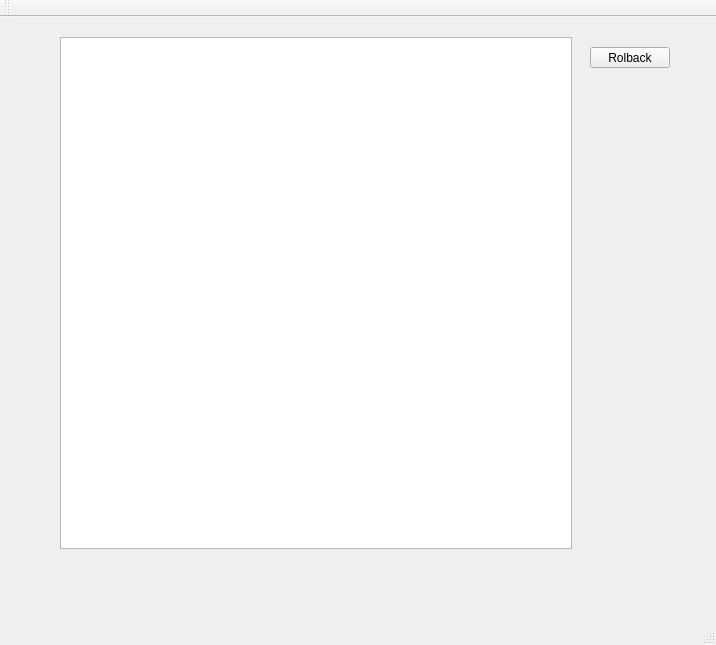
Qt form source/widgets/mainwindow.ui (KonstantinMoiseew/Chess) before a commit.
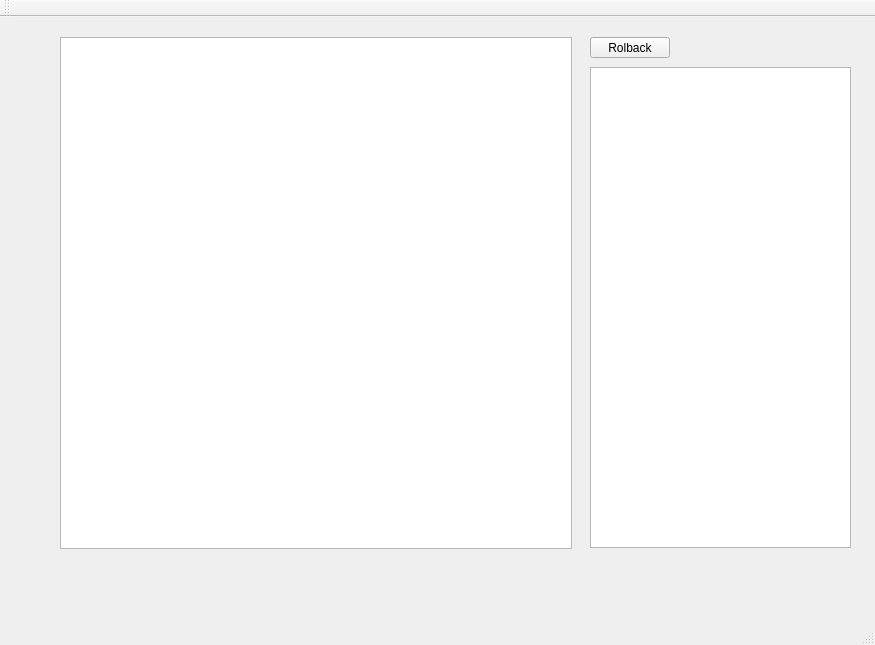
The same form after that commit. Custom widgets are drawn as their Qt base class.

What changed in the file:
```diff
--- a/source/widgets/mainwindow.ui
+++ b/source/widgets/mainwindow.ui
@@ -6,7 +6,7 @@
    <rect>
     <x>0</x>
     <y>0</y>
-    <width>716</width>
+    <width>875</width>
     <height>645</height>
    </rect>
   </property>
@@ -34,7 +34,7 @@
     <property name="geometry">
      <rect>
       <x>590</x>
-      <y>30</y>
+      <y>20</y>
       <width>80</width>
       <height>21</height>
      </rect>
@@ -43,6 +43,16 @@
      <string>Rolback</string>
     </property>
    </widget>
+   <widget class="QTableView" name="historyView">
+    <property name="geometry">
+     <rect>
+      <x>590</x>
+      <y>50</y>
+      <width>261</width>
+      <height>481</height>
+     </rect>
+    </property>
+   </widget>
   </widget>
   <widget class="QMenuBar" name="menuBar">
    <property name="geometry">
```
Left out of the diff: 2 changed lines with no effect on the pictures.
